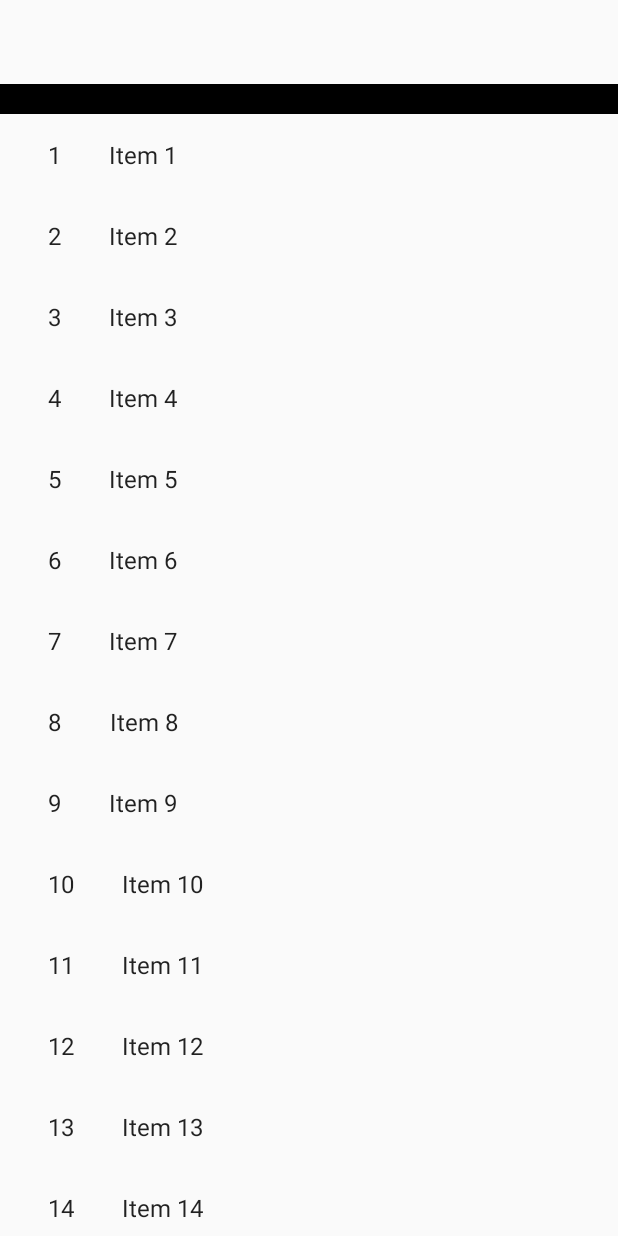
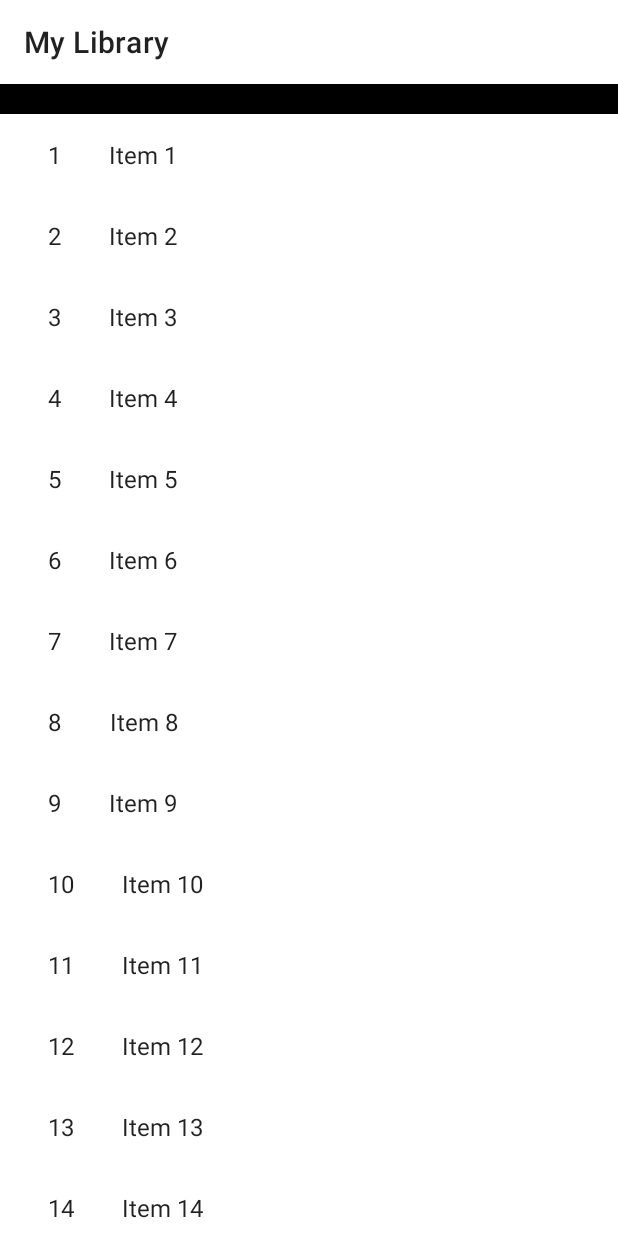
Before and after one commit to Xiaojiu666/Knowledge, an Android app: the screen it shows after launch (TaskActivity), on a phone screen of 412 x 824 dp. Run offline under Robolectric (Android 15) with nearby library versions, the phone set to English and light mode, and no system bars; our stand-ins replace data binding; libraries missing offline, so code that uses them is left out: com.alibaba.android; 8 statements that could not run were skipped.

Commit message:
[Theme] 尝试Toolbar  + theme 实现切换主题色

```diff
--- a/module_task/src/main/AndroidManifest.xml
+++ b/module_task/src/main/AndroidManifest.xml
@@ -13,7 +13,7 @@
         android:roundIcon="@mipmap/ic_launcher_round"
         android:supportsRtl="true"
         android:name=".TaskApplication"
-        android:theme="@style/AppTheme">
+        android:theme="@style/Theme.Catalog">
         <activity android:name="TaskActivity">
             <intent-filter>
                 <action android:name="android.intent.action.MAIN" />
--- a/module_task/src/main/java/com/gx/module_task/TaskHomeFragment.kt
+++ b/module_task/src/main/java/com/gx/module_task/TaskHomeFragment.kt
@@ -19,10 +19,10 @@ class TaskHomeFragment : ToolbarFragment() {
     var dataBinding: FragmentTaskHomeBinding? = null
 
     override fun initView(view: View) {
-        super.initView(view)
         LogUtil.i(TAG, "initView")
         themeSwitcherHelper = ThemeSwitcherHelper(parentFragmentManager)
         val taskRecyclerView = dataBinding?.taskRecyclerView
+        toolbar = dataBinding!!.baseToolbar
         with(taskRecyclerView!!) {
             layoutManager = LinearLayoutManager(context)
             adapter = RvTaskListAdapter(DummyContent.ITEMS)
@@ -30,7 +30,7 @@ class TaskHomeFragment : ToolbarFragment() {
         dataBinding!!.textView.setOnClickListener {
             themeSwitcherHelper!!.showThemeSwitcher();
         }
-
+        super.initView(view)
     }
 
     override fun getLayoutView(inflater: LayoutInflater): View? {
@@ -38,4 +38,9 @@ class TaskHomeFragment : ToolbarFragment() {
         return dataBinding?.root
     }
 
+    override fun getToolBarTitle(): String {
+        return TAG
+    }
+
+
 }
--- a/module_task/src/main/res/layout/fragment_task_home.xml
+++ b/module_task/src/main/res/layout/fragment_task_home.xml
@@ -8,6 +8,7 @@
         android:layout_height="match_parent">
 
         <com.gx.base.view.BaseToolbar
+            style="?attr/catalogToolbarWithCloseButtonStyle"
             android:id="@+id/baseToolbar"
             android:layout_width="match_parent"
             android:layout_height="wrap_content"
--- a/module_task/src/main/res/values/attrs.xml
+++ b/module_task/src/main/res/values/attrs.xml
@@ -3,4 +3,8 @@
         <attr name="fullscreenBackgroundColor" format="color" />
         <attr name="fullscreenTextColor" format="color" />
     </declare-styleable>
+
+    <attr name="catalogToolbarStyle" format="reference"/>
+    <attr name="catalogToolbarWithCloseButtonStyle" format="reference"/>
+    <attr name="textInputSignInStyle" format="reference"/>
 </resources>
--- a/module_task/src/main/res/values/styles.xml
+++ b/module_task/src/main/res/values/styles.xml
@@ -4,4 +4,10 @@
         <item name="android:background">@color/black_overlay</item>
         <item name="android:buttonBarStyle">?android:attr/buttonBarStyle</item>
     </style>
+
+
+    <style name="Widget.Catalog.Toolbar" parent="Widget.MaterialComponents.Toolbar.PrimarySurface">
+        <!-- Toolbar should always be within an AppBarLayout which provides the background. -->
+        <item name="android:background">@null</item>
+    </style>
 </resources>
--- a/module_task/src/main/res/values/themes.xml
+++ b/module_task/src/main/res/values/themes.xml
@@ -4,4 +4,12 @@
         <item name="fullscreenBackgroundColor">@color/light_blue_600</item>
         <item name="fullscreenTextColor">@color/light_blue_A200</item>
     </style>
+
+    <style name="Theme.Catalog" parent="Theme.MaterialComponents.DayNight.NoActionBar">
+        <item name="catalogToolbarStyle">@style/Widget.Catalog.Toolbar</item>
+<!--        <item name="catalogToolbarWithCloseButtonStyle">@style/Widget.Catalog.Toolbar.WithCloseButton</item>-->
+        <item name="textInputSignInStyle">@style/Widget.MaterialComponents.TextInputLayout.OutlinedBox</item>
+<!--        <item name="bottomSheetDialogTheme">@style/ThemeOverlay.Catalog.BottomSheetDialog</item>-->
+        <item name="windowActionModeOverlay">true</item>
+    </style>
 </resources>
--- a/plugin_base/src/main/java/com/gx/base/base/ToolbarFragment.kt
+++ b/plugin_base/src/main/java/com/gx/base/base/ToolbarFragment.kt
@@ -2,20 +2,30 @@ package com.gx.base.base
 
 import android.view.LayoutInflater
 import android.view.View
+import androidx.appcompat.app.AppCompatActivity
 import com.gx.accountbooks.base.BaseFragment
 import com.gx.base.view.BaseToolbar
 import com.gx.utils.log.LogUtil
 import com.tencent.mars.xlog.Log
 
-open class ToolbarFragment : BaseFragment() {
+abstract class ToolbarFragment : BaseFragment() {
     var toolbar: BaseToolbar? = null
 
     override fun initView(view: View) {
-        activity.
+        initToolBar()
     }
 
     override fun getLayoutView(inflater: LayoutInflater): View? {
         LogUtil.i("getLayoutView")
         return null
     }
+
+    private fun initToolBar() {
+        val activity = activity as AppCompatActivity
+        activity.setSupportActionBar(toolbar)
+        toolbar!!.title = getToolBarTitle()
+    }
+
+    abstract fun getToolBarTitle(): String
+
 }
```
